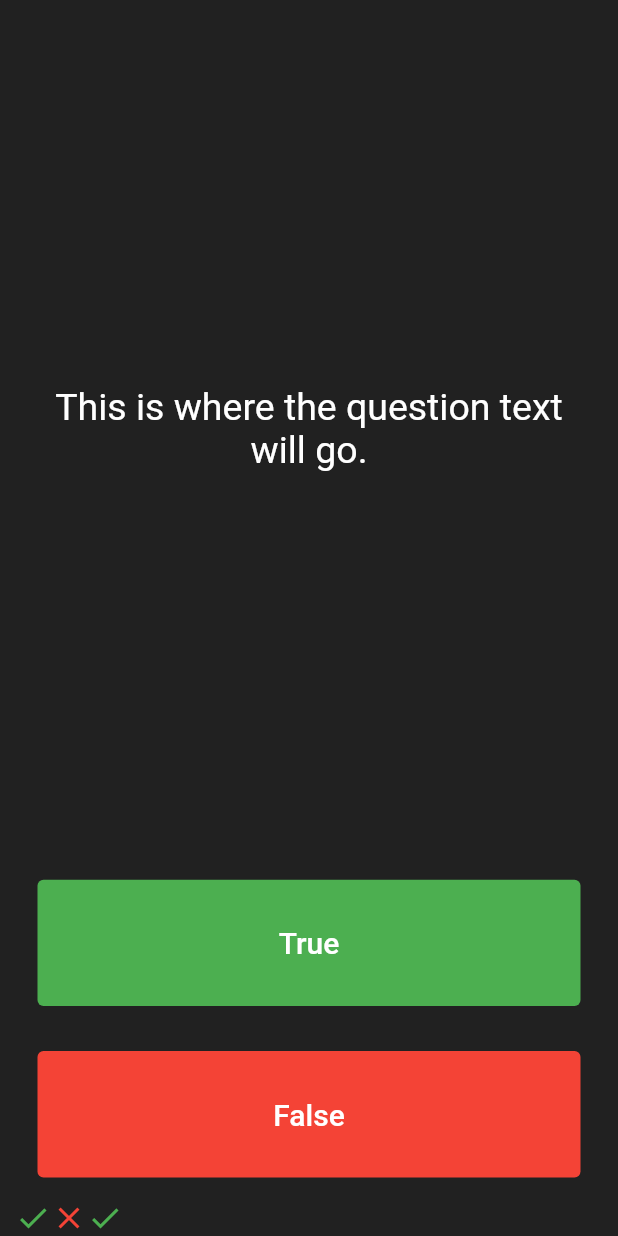
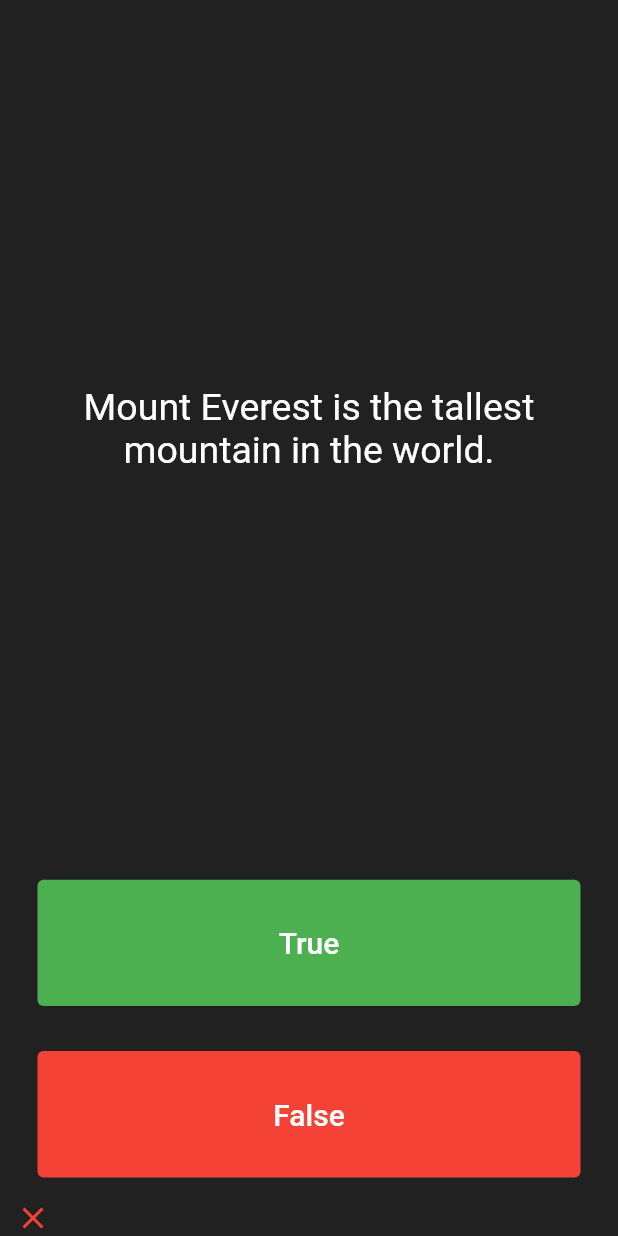
Before and after one commit to Kevin-Matin/FlutterSideProjects, a Flutter app: the screen it shows after launch, after a tap on "True", on a phone screen of 412 x 824 dp. Run offline on Flutter 3.47's test engine with Material 2 defaults, Android fonts, the phone set to English and light mode, and no system bars; our stand-ins replace rflutter_alert.

Commit message:
Finished Quizzler

```diff
--- a/quizzler_flutter/quizzler_flutter/lib/main.dart
+++ b/quizzler_flutter/quizzler_flutter/lib/main.dart
@@ -1,6 +1,9 @@
 // ignore_for_file: prefer_const_constructors, prefer_const_literals_to_create_immutables, prefer_const_constructors_in_immutables, library_private_types_in_public_api
+import 'package:flutter/material.dart';
+import 'quiz_brain.dart';
+import 'package:rflutter_alert/rflutter_alert.dart';
 
-import 'package:flutter/material.dart';
+QuizBrain quizBrain = QuizBrain();
 
 void main() => runApp(const Quizzler());
 
@@ -31,16 +34,40 @@ class QuizPage extends StatefulWidget {
 }
 
 class _QuizPageState extends State<QuizPage> {
-  List<Icon> scoreKeeper = [
+  List<Icon> scoreKeeper = [];
+
+  void checkAnswer(bool userPickedAnswer) {
+    bool correctAnswer = quizBrain.getQuestionAnswer();
+
+    setState(() {
+      if (quizBrain.isFinished() == false) {
+        Alert(
+                context: context,
+                title: "Finished!",
+                desc: "You've completed the Quiz!")
+            .show();
+        quizBrain.reset();
+        scoreKeeper.clear();
+      } else {
+        if (userPickedAnswer == correctAnswer) {
+          scoreKeeper.add(
             Icon(
               Icons.check,
               color: Colors.green,
             ),
+          );
+        } else {
+          scoreKeeper.add(
             Icon(
               Icons.close,
               color: Colors.red,
             ),
-  ];
+          );
+        }
+        quizBrain.nextQuestion();
+      }
+    });
+  }
 
   @override
   Widget build(BuildContext context) {
@@ -54,7 +81,7 @@ class _QuizPageState extends State<QuizPage> {
             padding: EdgeInsets.all(10.0),
             child: Center(
               child: Text(
-                'This is where the question text will go.',
+                quizBrain.getQuestionText(),
                 textAlign: TextAlign.center,
                 style: TextStyle(
                   fontSize: 25.0,
@@ -74,14 +101,7 @@ class _QuizPageState extends State<QuizPage> {
               ),
               onPressed: () {
                 //The user picked True.
-                setState(() {
-                  scoreKeeper.add(
-                    Icon(
-                      Icons.check,
-                      color: Colors.green,
-                    ),
-                  );
-                });
+                checkAnswer(true);
               },
               child: Text(
                 'True',
@@ -103,14 +123,7 @@ class _QuizPageState extends State<QuizPage> {
               ),
               onPressed: () {
                 //The user picked false.
-                setState(() {
-                  scoreKeeper.add(
-                    Icon(
-                      Icons.close,
-                      color: Colors.red,
-                    ),
-                  );
-                });
+                checkAnswer(false);
               },
               child: Text(
                 'False',
--- /dev/null
+++ b/quizzler_flutter/quizzler_flutter/lib/question.dart
@@ -0,0 +1,9 @@
+class Question {
+  late String questionText;
+  late bool questionAnswer;
+
+  Question(String q, bool a) {
+    questionText = q;
+    questionAnswer = a;
+  }
+}
--- /dev/null
+++ b/quizzler_flutter/quizzler_flutter/lib/quiz_brain.dart
@@ -0,0 +1,55 @@
+import 'package:quizzler_flutter/question.dart';
+
+class QuizBrain {
+  int _questionNumber = 0;
+
+  final List<Question> _questionBank = [
+    Question(
+        'The Great Wall of China is the only man-made structure visible from space',
+        false),
+    Question('Mount Everest is the tallest mountain in the world.', true),
+    Question('The capital of Australia is Sydney.', false),
+    Question('The Mona Lisa is a sculpture.', false),
+    Question('The largest ocean in the world is the Atlantic Ocean.', false),
+    Question('The sun is a planet.', false),
+    Question('Caffeine is a type of drug.', true),
+    Question('The Earth is flat.', false),
+    Question('Elephants are the largest land animals.', true),
+    Question('Alaska is the largest state in the United States.', true),
+    Question(
+        'The Statue of Liberty was a gift from France to the United States.',
+        true),
+    Question('The shortest day of the year is the summer solstice.', false),
+    Question('Julius Caesar was the first emperor of Rome.', false),
+    Question('The Eiffel Tower is located in London.', false),
+    Question('The moon orbits the Earth.', true),
+    Question('DNA stands for Deoxyribonucleic acid.', true),
+    Question('The Nile is the longest river in the world.', false),
+  ];
+
+  void nextQuestion() {
+    if (_questionNumber < _questionBank.length - 1) {
+      _questionNumber++;
+    }
+  }
+
+  bool isFinished() {
+    if (_questionNumber < _questionBank.length - 1) {
+      return true;
+    } else {
+      return false;
+    }
+  }
+
+  void reset() {
+    _questionNumber = 0;
+  }
+
+  String getQuestionText() {
+    return _questionBank[_questionNumber].questionText;
+  }
+
+  bool getQuestionAnswer() {
+    return _questionBank[_questionNumber].questionAnswer;
+  }
+}
--- a/quizzler_flutter/quizzler_flutter/pubspec.yaml
+++ b/quizzler_flutter/quizzler_flutter/pubspec.yaml
@@ -10,6 +10,8 @@ dependencies:
   flutter:
     sdk: flutter
 
+  rflutter_alert: ^2.0.4
+
 dev_dependencies:
   flutter_test:
     sdk: flutter
```
Lines whose indentation alone changed are shown as unchanged.
